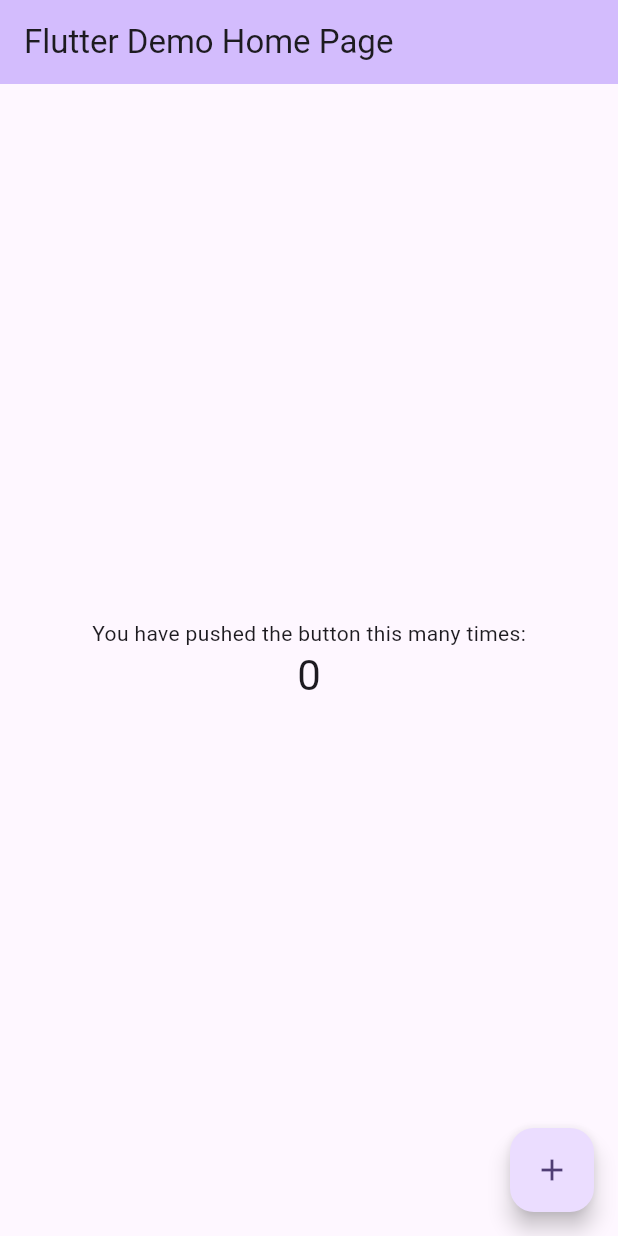
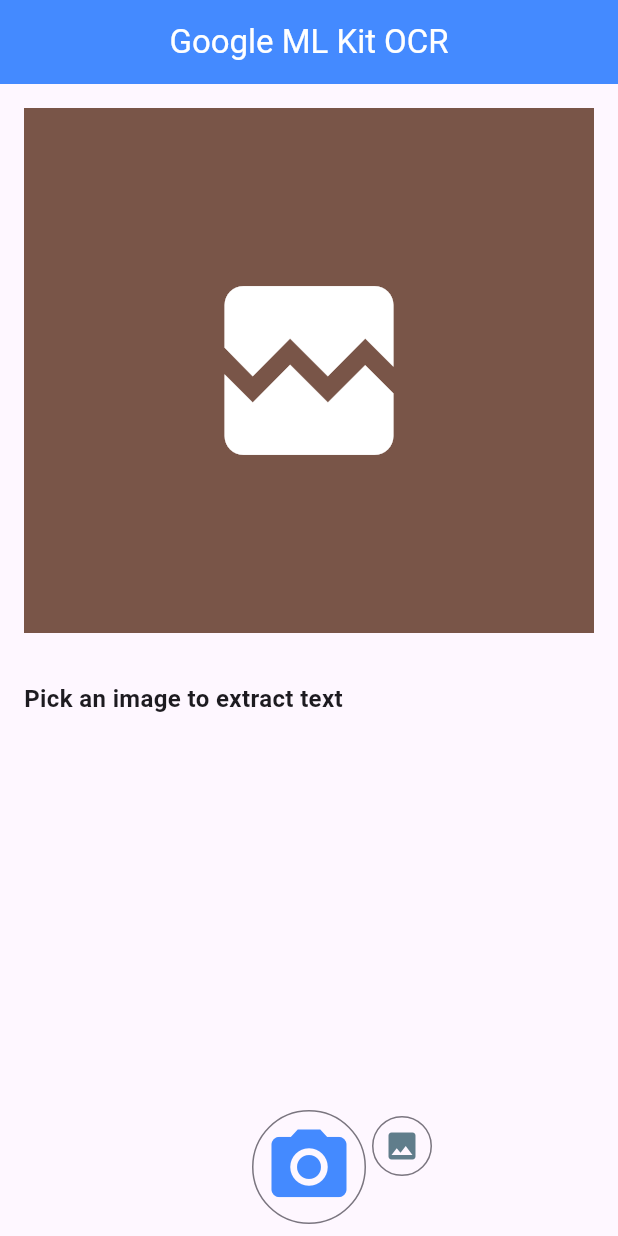
Before and after one commit to widycodes/google-ml-text-recognition, a Flutter app: the screen it shows after launch, on a phone screen of 412 x 824 dp. Run offline on Flutter 3.47's test engine with Material 3 defaults, Android fonts, the light colour scheme and no system bars; our stand-ins replace flutter_bloc, image_picker.

Commit message:
feature: take a picture or pick an image from gallery

```diff
--- /dev/null
+++ b/lib/data/cubits/image_picker/image_picker.state.dart
@@ -0,0 +1,21 @@
+// import 'dart:io';
+
+part of 'image_picker_cubit.dart';
+
+class ImagePickerState {}
+
+class ImagePickerInitial extends ImagePickerState {}
+
+class IsPickingImage extends ImagePickerState {}
+
+class ImagePicked extends ImagePickerState {
+  final String imagePath;
+
+  ImagePicked(this.imagePath);
+}
+
+class ErrorPickingImage extends ImagePickerState {
+  final String message;
+
+  ErrorPickingImage(this.message);
+}
--- /dev/null
+++ b/lib/data/cubits/image_picker/image_picker_cubit.dart
@@ -0,0 +1,32 @@
+import 'dart:io';
+import 'package:flutter_bloc/flutter_bloc.dart';
+import 'package:google_ml_text_recognition/data/services/image_picker_service.dart';
+
+part 'image_picker.state.dart';
+
+class ImagePickerCubit extends Cubit<ImagePickerState> {
+  final ImagePickerService imagePickerService;
+
+  ImagePickerCubit({required this.imagePickerService})
+      : super(ImagePickerInitial());
+
+  Future<void> pickImageFromCamera() async {
+    emit(IsPickingImage());
+    final File? image = await ImagePickerService().getImageFromCamera();
+    if (image != null) {
+      emit(ImagePicked(image.path));
+    } else {
+      emit(ErrorPickingImage('Error picking image from camera'));
+    }
+  }
+
+  Future<void> pickImageFromGallery() async {
+    emit(IsPickingImage());
+    final File? image = await ImagePickerService().getImageFromGallery();
+    if (image != null) {
+      emit(ImagePicked(image.path));
+    } else {
+      emit(ErrorPickingImage('Error picking image from Gallery'));
+    }
+  }
+}
--- /dev/null
+++ b/lib/data/services/image_picker_service.dart
@@ -0,0 +1,25 @@
+import 'dart:io';
+
+import 'package:image_picker/image_picker.dart';
+
+class ImagePickerService {
+  final ImagePicker _imagePicker = ImagePicker();
+
+  Future<File?> getImageFromCamera() async {
+    final XFile? image =
+        await _imagePicker.pickImage(source: ImageSource.camera);
+    if (image != null) {
+      return File(image.path);
+    }
+    return null;
+  }
+
+  Future<File?> getImageFromGallery() async {
+    final XFile? image =
+        await _imagePicker.pickImage(source: ImageSource.gallery);
+    if (image != null) {
+      return File(image.path);
+    }
+    return null;
+  }
+}
--- a/lib/main.dart
+++ b/lib/main.dart
@@ -1,4 +1,8 @@
 import 'package:flutter/material.dart';
+import 'package:flutter_bloc/flutter_bloc.dart';
+import 'package:google_ml_text_recognition/data/services/image_picker_service.dart';
+import 'package:google_ml_text_recognition/presentation/screens/home_page.dart';
+import 'package:google_ml_text_recognition/data/cubits/image_picker/image_picker_cubit.dart';
 
 void main() {
   runApp(const MyApp());
@@ -6,120 +10,21 @@
 
 class MyApp extends StatelessWidget {
   const MyApp({super.key});
-
-  // This widget is the root of your application.
   @override
   Widget build(BuildContext context) {
     return MaterialApp(
-      title: 'Flutter Demo',
+      debugShowCheckedModeBanner: false,
+      title: 'OCR App',
       theme: ThemeData(
-        // This is the theme of your application.
-        //
-        // TRY THIS: Try running your application with "flutter run". You'll see
-        // the application has a purple toolbar. Then, without quitting the app,
-        // try changing the seedColor in the colorScheme below to Colors.green
-        // and then invoke "hot reload" (save your changes or press the "hot
-        // reload" button in a Flutter-supported IDE, or press "r" if you used
-        // the command line to start the app).
-        //
-        // Notice that the counter didn't reset back to zero; the application
-        // state is not lost during the reload. To reset the state, use hot
-        // restart instead.
-        //
-        // This works for code too, not just values: Most code changes can be
-        // tested with just a hot reload.
         colorScheme: ColorScheme.fromSeed(seedColor: Colors.deepPurple),
         useMaterial3: true,
       ),
-      home: const MyHomePage(title: 'Flutter Demo Home Page'),
+      home: BlocProvider(
+        create: (context) => ImagePickerCubit(
+          imagePickerService: ImagePickerService(),
+        ),
+        child: const HomePage(),
+      ),
     );
   }
 }
-
-class MyHomePage extends StatefulWidget {
-  const MyHomePage({super.key, required this.title});
-
-  // This widget is the home page of your application. It is stateful, meaning
-  // that it has a State object (defined below) that contains fields that affect
-  // how it looks.
-
-  // This class is the configuration for the state. It holds the values (in this
-  // case the title) provided by the parent (in this case the App widget) and
-  // used by the build method of the State. Fields in a Widget subclass are
-  // always marked "final".
-
-  final String title;
-
-  @override
-  State<MyHomePage> createState() => _MyHomePageState();
-}
-
-class _MyHomePageState extends State<MyHomePage> {
-  int _counter = 0;
-
-  void _incrementCounter() {
-    setState(() {
-      // This call to setState tells the Flutter framework that something has
-      // changed in this State, which causes it to rerun the build method below
-      // so that the display can reflect the updated values. If we changed
-      // _counter without calling setState(), then the build method would not be
-      // called again, and so nothing would appear to happen.
-      _counter++;
-    });
-  }
-
-  @override
-  Widget build(BuildContext context) {
-    // This method is rerun every time setState is called, for instance as done
-    // by the _incrementCounter method above.
-    //
-    // The Flutter framework has been optimized to make rerunning build methods
-    // fast, so that you can just rebuild anything that needs updating rather
-    // than having to individually change instances of widgets.
-    return Scaffold(
-      appBar: AppBar(
-        // TRY THIS: Try changing the color here to a specific color (to
-        // Colors.amber, perhaps?) and trigger a hot reload to see the AppBar
-        // change color while the other colors stay the same.
-        backgroundColor: Theme.of(context).colorScheme.inversePrimary,
-        // Here we take the value from the MyHomePage object that was created by
-        // the App.build method, and use it to set our appbar title.
-        title: Text(widget.title),
-      ),
-      body: Center(
-        // Center is a layout widget. It takes a single child and positions it
-        // in the middle of the parent.
-        child: Column(
-          // Column is also a layout widget. It takes a list of children and
-          // arranges them vertically. By default, it sizes itself to fit its
-          // children horizontally, and tries to be as tall as its parent.
-          //
-          // Column has various properties to control how it sizes itself and
-          // how it positions its children. Here we use mainAxisAlignment to
-          // center the children vertically; the main axis here is the vertical
-          // axis because Columns are vertical (the cross axis would be
-          // horizontal).
-          //
-          // TRY THIS: Invoke "debug painting" (choose the "Toggle Debug Paint"
-          // action in the IDE, or press "p" in the console), to see the
-          // wireframe for each widget.
-          mainAxisAlignment: MainAxisAlignment.center,
-          children: <Widget>[
-            const Text(
-              'You have pushed the button this many times:',
-            ),
-            Text(
-              '$_counter',
-              style: Theme.of(context).textTheme.headlineMedium,
-            ),
-          ],
-        ),
-      ),
-      floatingActionButton: FloatingActionButton(
-        onPressed: _incrementCounter,
-        tooltip: 'Increment',
-        child: const Icon(Icons.add),
-      ), // This trailing comma makes auto-formatting nicer for build methods.
-    );
-  }
-}
--- /dev/null
+++ b/lib/presentation/screens/home_page.dart
@@ -0,0 +1,118 @@
+import 'dart:io';
+
+import 'package:flutter/material.dart';
+import 'package:flutter_bloc/flutter_bloc.dart';
+import 'package:google_ml_text_recognition/data/cubits/image_picker/image_picker_cubit.dart';
+
+class HomePage extends StatefulWidget {
+  const HomePage({super.key});
+
+  @override
+  State<HomePage> createState() => _HomePageState();
+}
+
+class _HomePageState extends State<HomePage> {
+  @override
+  Widget build(BuildContext context) {
+    return Scaffold(
+      appBar: AppBar(
+        backgroundColor: Colors.blueAccent,
+        title: const Text(
+          'Google ML Kit OCR',
+          style: TextStyle(
+            color: Colors.white,
+          ),
+        ),
+        centerTitle: true,
+      ),
+      body: SizedBox(
+        height: double.infinity,
+        width: double.infinity,
+        child: BlocBuilder<ImagePickerCubit, ImagePickerState>(
+          builder: (context, state) {
+            return Stack(
+              children: <Widget>[
+                Padding(
+                  padding: const EdgeInsets.all(16.0),
+                  child: Column(
+                    crossAxisAlignment: CrossAxisAlignment.start,
+                    children: [
+                      Container(
+                        height: 350,
+                        width: double.infinity,
+                        decoration: BoxDecoration(color: Colors.brown),
+                        child: state is ImagePicked
+                            ? Image.file(
+                                File(state.imagePath),
+                                fit: BoxFit.cover,
+                              )
+                            : const Icon(
+                                Icons.broken_image,
+                                size: 150.0,
+                                color: Colors.white,
+                              ),
+                      ),
+                      SizedBox(
+                        height: 32.0,
+                      ),
+                      if (state is IsPickingImage)
+                        Center(
+                          child: CircularProgressIndicator(),
+                        ),
+                      Text(
+                        state is ImagePicked
+                            ? 'Image picked'
+                            : state is ErrorPickingImage
+                                ? 'No image picked'
+                                : 'Pick an image to extract text',
+                        style: TextStyle(
+                          fontSize: 16.0,
+                          fontWeight: FontWeight.w600,
+                        ),
+                      ),
+                    ],
+                  ),
+                ),
+                Positioned(
+                  left: 0,
+                  right: 0,
+                  bottom: 8.0,
+                  child: Row(
+                    mainAxisAlignment: MainAxisAlignment.center,
+                    crossAxisAlignment: CrossAxisAlignment.start,
+                    children: <Widget>[
+                      SizedBox(width: 48),
+                      IconButton.outlined(
+                        onPressed: () {
+                          context
+                              .read<ImagePickerCubit>()
+                              .pickImageFromCamera();
+                        },
+                        icon: Icon(Icons.camera_alt),
+                        iconSize: 60.0,
+                        color: Colors.blueAccent,
+                      ),
+                      // SizedBox(
+                      //   width: 8.0,
+                      // ),
+                      IconButton.outlined(
+                        onPressed: () {
+                          context
+                              .read<ImagePickerCubit>()
+                              .pickImageFromGallery();
+                        },
+                        icon: Icon(Icons.image),
+                        iconSize: 24.0,
+                        color: Colors.blueGrey,
+                      ),
+                    ],
+                  ),
+                ),
+              ],
+            );
+          },
+        ),
+      ),
+    );
+  }
+}
--- a/pubspec.yaml
+++ b/pubspec.yaml
@@ -34,6 +34,8 @@ dependencies:
   # The following adds the Cupertino Icons font to your application.
   # Use with the CupertinoIcons class for iOS style icons.
   cupertino_icons: ^1.0.8
+  image_picker: ^1.1.2
+  flutter_bloc: ^9.1.0
 
 dev_dependencies:
   flutter_test:
```
Also changed, not shown: pubspec.lock, 6 other files.
